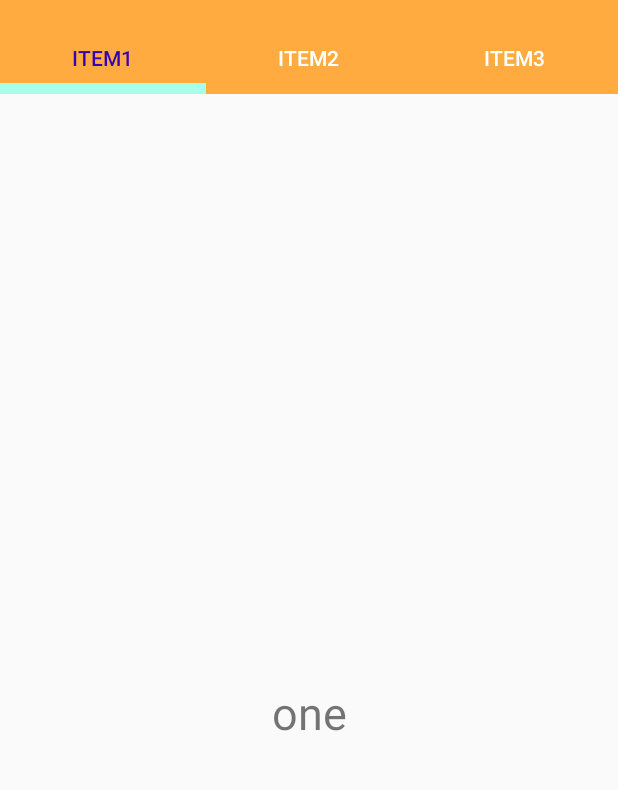
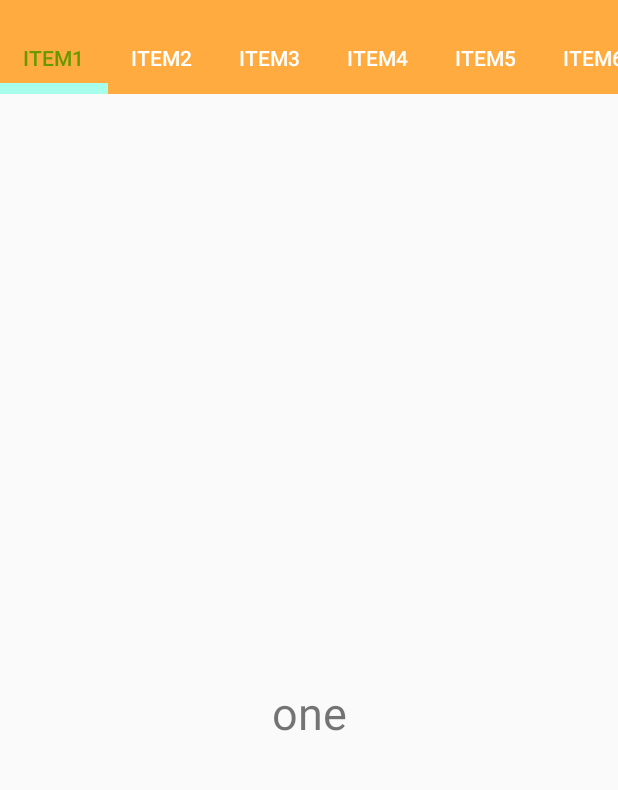
Before and after one commit to fsctke/tabbedLayoutScrollable, an Android app: the screen it shows after launch (MainActivity), on a phone screen of 412 x 824 dp, the part 62-852 px from its top. Run offline under Robolectric (Android 15) with nearby library versions, the phone set to English and light mode, and no system bars.

Commit message:
tabScrollable

```diff
--- a/app/src/main/java/com/example/tabbedLayoutScrollable/MainActivity.java
+++ b/app/src/main/java/com/example/tabbedLayoutScrollable/MainActivity.java
@@ -25,6 +25,13 @@ public class MainActivity extends AppCompatActivity {
         adapter.addFragment(new oneFragment(), "item1");
         adapter.addFragment(new twoFragment(), "item2");
         adapter.addFragment(new threeFragment(), "item3");
+        adapter.addFragment(new fourFragment(), "item4");
+        adapter.addFragment(new fiveFragment(), "item5");
+        adapter.addFragment(new sixFragment(), "item6");
+        adapter.addFragment(new sevenFragment(), "item7");
+        adapter.addFragment(new eightFragment(), "item8");
+        adapter.addFragment(new nineFragment(), "item9");
+        adapter.addFragment(new tenFragment(), "item10");
         viewPager.setAdapter(adapter);
         tabLayout = (TabLayout) findViewById(R.id.tabLayout);
         tabLayout.setupWithViewPager(viewPager);
--- /dev/null
+++ b/app/src/main/java/com/example/tabbedLayoutScrollable/eightFragment.java
@@ -0,0 +1,27 @@
+package com.example.tabbedLayoutScrollable;
+
+import android.os.Bundle;
+import android.support.annotation.NonNull;
+import android.support.annotation.Nullable;
+import android.support.v4.app.Fragment;
+import android.view.LayoutInflater;
+import android.view.View;
+import android.view.ViewGroup;
+
+public class eightFragment extends Fragment {
+    View view;
+
+    public eightFragment() {
+
+    }
+
+    @Nullable
+    @Override
+    public View onCreateView(@NonNull LayoutInflater inflater, @Nullable ViewGroup container, @Nullable Bundle savedInstanceState) {
+        view = inflater.inflate(R.layout.item8, container, false);
+        return view;
+
+    }
+
+
+}
--- /dev/null
+++ b/app/src/main/java/com/example/tabbedLayoutScrollable/fiveFragment.java
@@ -0,0 +1,27 @@
+package com.example.tabbedLayoutScrollable;
+
+import android.os.Bundle;
+import android.support.annotation.NonNull;
+import android.support.annotation.Nullable;
+import android.support.v4.app.Fragment;
+import android.view.LayoutInflater;
+import android.view.View;
+import android.view.ViewGroup;
+
+public class fiveFragment extends Fragment {
+    View view;
+
+    public fiveFragment() {
+
+    }
+
+    @Nullable
+    @Override
+    public View onCreateView(@NonNull LayoutInflater inflater, @Nullable ViewGroup container, @Nullable Bundle savedInstanceState) {
+        view = inflater.inflate(R.layout.item5, container, false);
+        return view;
+
+    }
+
+
+}
--- /dev/null
+++ b/app/src/main/java/com/example/tabbedLayoutScrollable/fourFragment.java
@@ -0,0 +1,27 @@
+package com.example.tabbedLayoutScrollable;
+
+import android.os.Bundle;
+import android.support.annotation.NonNull;
+import android.support.annotation.Nullable;
+import android.support.v4.app.Fragment;
+import android.view.LayoutInflater;
+import android.view.View;
+import android.view.ViewGroup;
+
+public class fourFragment extends Fragment {
+    View view;
+
+    public fourFragment() {
+
+    }
+
+    @Nullable
+    @Override
+    public View onCreateView(@NonNull LayoutInflater inflater, @Nullable ViewGroup container, @Nullable Bundle savedInstanceState) {
+        view = inflater.inflate(R.layout.item4, container, false);
+        return view;
+
+    }
+
+
+}
--- /dev/null
+++ b/app/src/main/java/com/example/tabbedLayoutScrollable/nineFragment.java
@@ -0,0 +1,27 @@
+package com.example.tabbedLayoutScrollable;
+
+import android.os.Bundle;
+import android.support.annotation.NonNull;
+import android.support.annotation.Nullable;
+import android.support.v4.app.Fragment;
+import android.view.LayoutInflater;
+import android.view.View;
+import android.view.ViewGroup;
+
+public class nineFragment extends Fragment {
+    View view;
+
+    public nineFragment() {
+
+    }
+
+    @Nullable
+    @Override
+    public View onCreateView(@NonNull LayoutInflater inflater, @Nullable ViewGroup container, @Nullable Bundle savedInstanceState) {
+        view = inflater.inflate(R.layout.item9, container, false);
+        return view;
+
+    }
+
+
+}
--- /dev/null
+++ b/app/src/main/java/com/example/tabbedLayoutScrollable/sevenFragment.java
@@ -0,0 +1,27 @@
+package com.example.tabbedLayoutScrollable;
+
+import android.os.Bundle;
+import android.support.annotation.NonNull;
+import android.support.annotation.Nullable;
+import android.support.v4.app.Fragment;
+import android.view.LayoutInflater;
+import android.view.View;
+import android.view.ViewGroup;
+
+public class sevenFragment extends Fragment {
+    View view;
+
+    public sevenFragment() {
+
+    }
+
+    @Nullable
+    @Override
+    public View onCreateView(@NonNull LayoutInflater inflater, @Nullable ViewGroup container, @Nullable Bundle savedInstanceState) {
+        view = inflater.inflate(R.layout.item7, container, false);
+        return view;
+
+    }
+
+
+}
--- /dev/null
+++ b/app/src/main/java/com/example/tabbedLayoutScrollable/sixFragment.java
@@ -0,0 +1,27 @@
+package com.example.tabbedLayoutScrollable;
+
+import android.os.Bundle;
+import android.support.annotation.NonNull;
+import android.support.annotation.Nullable;
+import android.support.v4.app.Fragment;
+import android.view.LayoutInflater;
+import android.view.View;
+import android.view.ViewGroup;
+
+public class sixFragment extends Fragment {
+    View view;
+
+    public sixFragment() {
+
+    }
+
+    @Nullable
+    @Override
+    public View onCreateView(@NonNull LayoutInflater inflater, @Nullable ViewGroup container, @Nullable Bundle savedInstanceState) {
+        view = inflater.inflate(R.layout.item6, container, false);
+        return view;
+
+    }
+
+
+}
--- /dev/null
+++ b/app/src/main/java/com/example/tabbedLayoutScrollable/tenFragment.java
@@ -0,0 +1,27 @@
+package com.example.tabbedLayoutScrollable;
+
+import android.os.Bundle;
+import android.support.annotation.NonNull;
+import android.support.annotation.Nullable;
+import android.support.v4.app.Fragment;
+import android.view.LayoutInflater;
+import android.view.View;
+import android.view.ViewGroup;
+
+public class tenFragment extends Fragment {
+    View view;
+
+    public tenFragment() {
+
+    }
+
+    @Nullable
+    @Override
+    public View onCreateView(@NonNull LayoutInflater inflater, @Nullable ViewGroup container, @Nullable Bundle savedInstanceState) {
+        view = inflater.inflate(R.layout.item10, container, false);
+        return view;
+
+    }
+
+
+}
--- a/app/src/main/res/layout/activity_main.xml
+++ b/app/src/main/res/layout/activity_main.xml
@@ -26,9 +26,9 @@
         app:tabIndicatorFullWidth="true"
         app:tabIndicatorGravity="bottom"
         app:tabIndicatorHeight="7sp"
-        app:tabMode="fixed"
-        app:tabRippleColor="@color/design_default_color_primary_dark"
-        app:tabSelectedTextColor="@color/design_default_color_primary_dark"
+        app:tabMode="scrollable"
+        app:tabRippleColor="@android:color/holo_red_dark"
+        app:tabSelectedTextColor="@android:color/holo_green_dark"
         app:tabTextColor="@android:color/background_light">
 
         <android.support.design.widget.TabItem
--- a/app/src/main/res/values/strings.xml
+++ b/app/src/main/res/values/strings.xml
@@ -1,3 +1,4 @@
 <resources>
     <string name="app_name">tabbedLayoutScrollable</string>
+    <string name="four">four</string>
 </resources>
```
Also changed, not shown: app/src/main/res/layout/item10.xml (added, +17 -0 lines), app/src/main/res/layout/item4.xml (added, +17 -0 lines), app/src/main/res/layout/item5.xml (added, +17 -0 lines), app/src/main/res/layout/item6.xml (added, +17 -0 lines), app/src/main/res/layout/item7.xml (added, +17 -0 lines), app/src/main/res/layout/item8.xml (added, +17 -0 lines), app/src/main/res/layout/item9.xml (added, +17 -0 lines).
